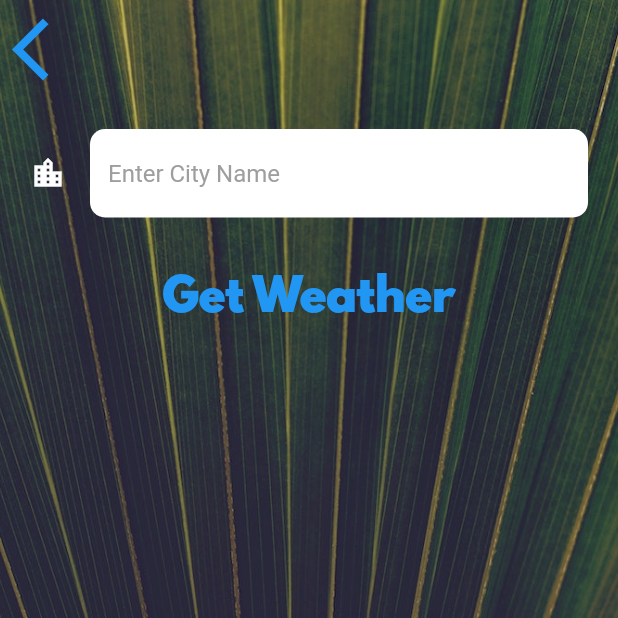
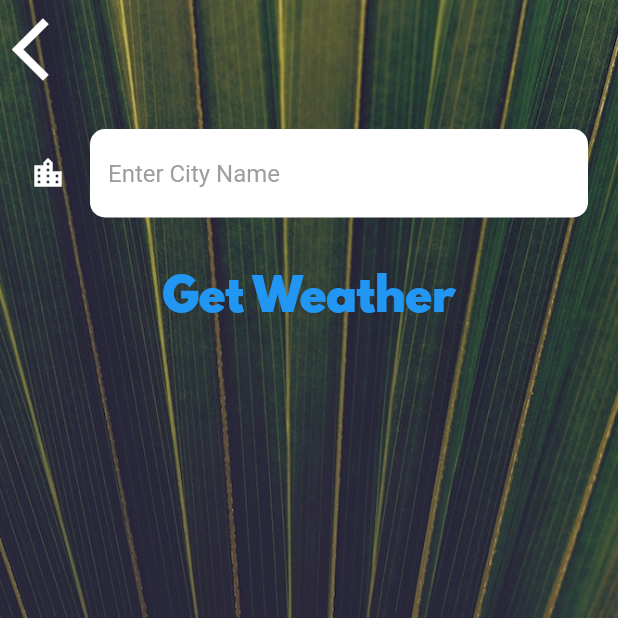
Before and after one commit to singh-harish/Clima_App, a Flutter app: the CityScreen screen opened directly, on a phone screen of 412 x 824 dp, the top half of it. Run offline on Flutter 3.47's test engine with Material 2 defaults, Android fonts, the phone set to English and light mode, and no system bars; our stand-ins replace flutter_spinkit, geolocator; network calls fail.

```diff
--- a/lib/screens/city_screen.dart
+++ b/lib/screens/city_screen.dart
@@ -32,6 +32,7 @@ class _CityScreenState extends State<CityScreen> {
                   child: Icon(
                     Icons.arrow_back_ios,
                     size: 50.0,
+                    color: Colors.white,
                   ),
                 ),
               ),
--- a/lib/services/weather.dart
+++ b/lib/services/weather.dart
@@ -1,7 +1,7 @@
 import 'package:climate/services/location.dart';
 import 'package:climate/services/networking.dart';
 
-const apiKey = '8a8869354d21259e8c49de9134d48511';
+const apiKey = 'API-KEY'; // for ref: 8a8869354d21259e8c49de9134d48511
 const openWeatherURL = 'https://api.openweathermap.org/data/2.5/weather?';
 
 class WeatherModel {
```
